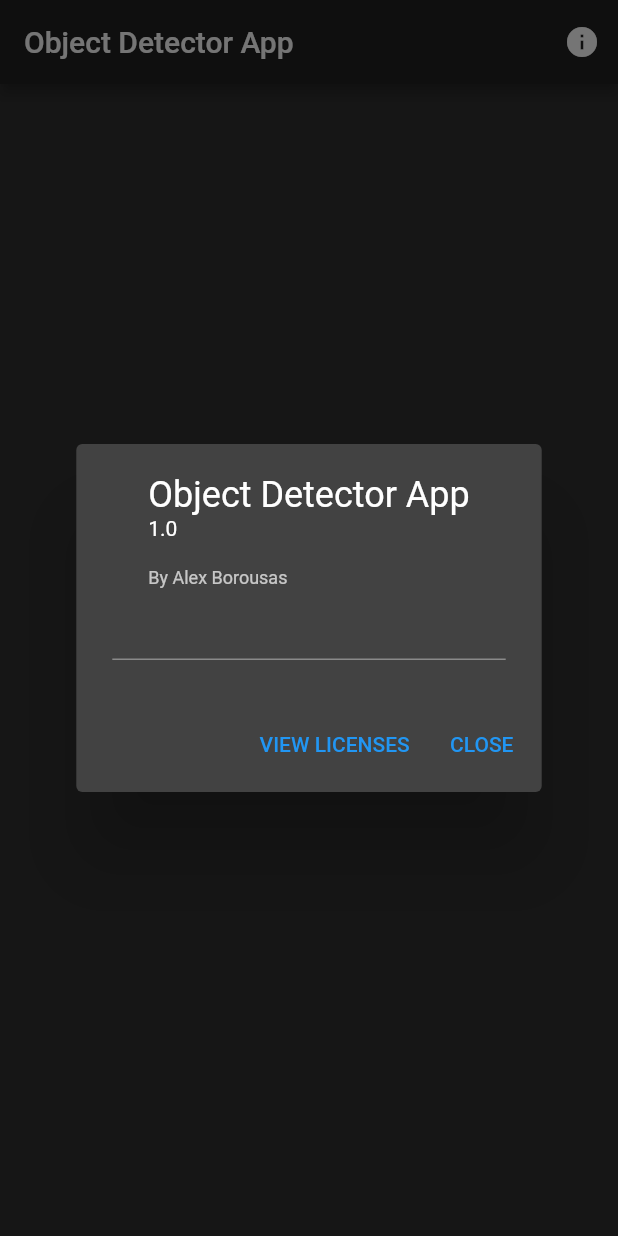
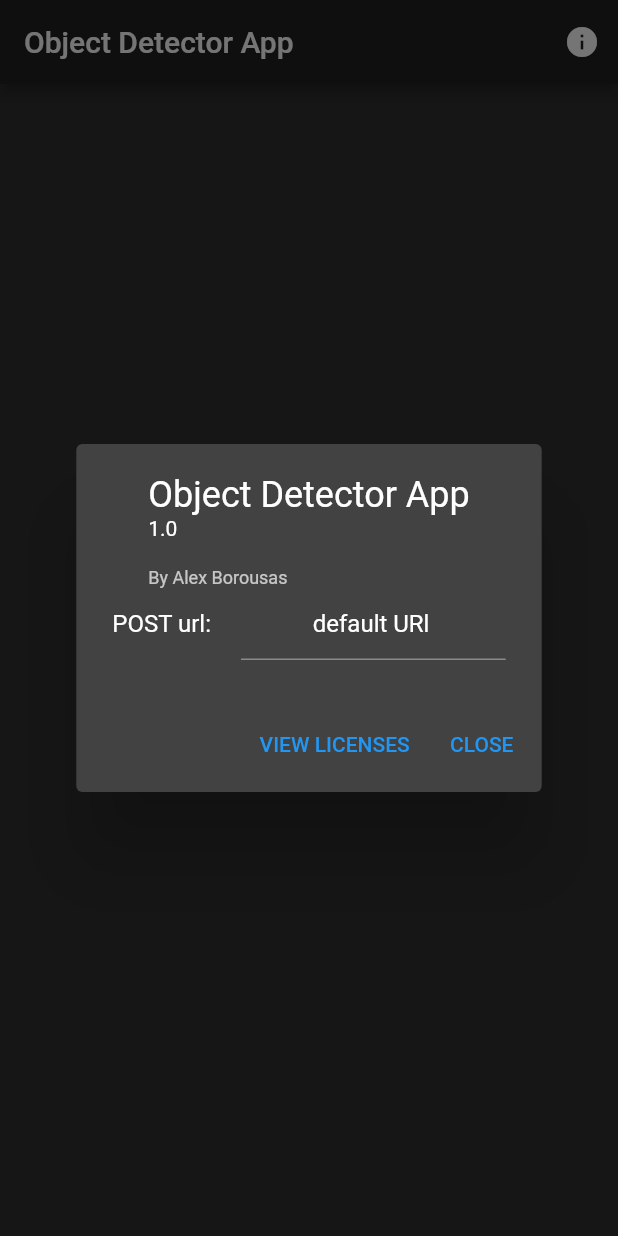
Before and after one commit to AlexBorous/mobileCameraDetection, a Flutter app: the screen it shows after launch, after a tap on the "info" icon, on a phone screen of 412 x 824 dp. Run offline on Flutter 3.47's test engine with Material 2 defaults, Android fonts, the phone set to English and light mode, and no system bars; our stand-ins replace camera; missing offline and left inert: tflite.

Commit message:
added post url

```diff
--- a/camera_detection/lib/main.dart
+++ b/camera_detection/lib/main.dart
@@ -35,7 +35,7 @@ class _CameraAppState extends State<CameraApp> {
   void initState() {
     super.initState();
 
-    _textEditingController = TextEditingController();
+    _textEditingController = TextEditingController(text: url);
   }
 
   @override
@@ -93,11 +93,23 @@ class _CameraAppState extends State<CameraApp> {
       applicationLegalese: "By Alex Borousas",
       applicationVersion: "1.0",
       children: <Widget>[
-        TextField(
-          controller: _textEditingController,
-          onSubmitted: (str) {
-            url = str;
-          },
+        Row(
+          mainAxisAlignment: MainAxisAlignment.center,
+          children: [
+            Text("POST url:"),
+            const SizedBox(
+              width: 20.0,
+            ),
+            Flexible(
+              child: TextField(
+                textAlign: TextAlign.center,
+                controller: _textEditingController,
+                onSubmitted: (str) {
+                  url = str;
+                },
+              ),
+            ),
+          ],
         ),
       ],
     );
```
